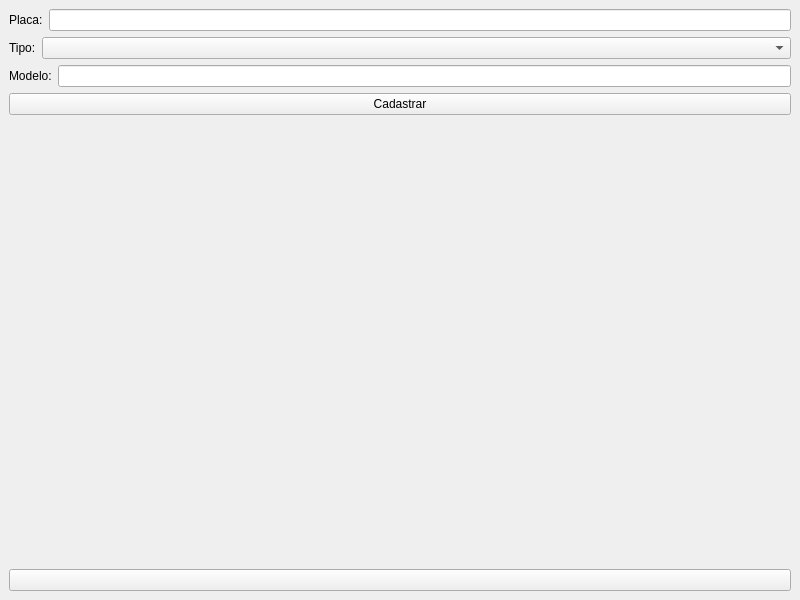
First picture: the form in Cliente/ui/cadastro_carro.ui, repository Liedsonfsa/Route-Run, before the edit.
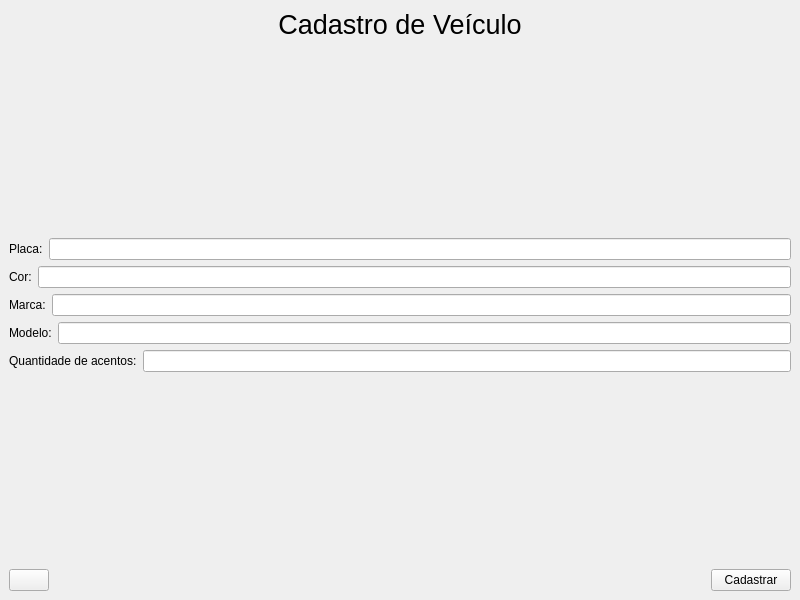
Second picture: the form after the edit. Icons and pictures are not drawn.

Commit message: prototipo da reversa de acentos

Diff of the .ui file:
```diff
--- a/Cliente/ui/cadastro_carro.ui
+++ b/Cliente/ui/cadastro_carro.ui
@@ -14,7 +14,35 @@
    <string>MainWindow</string>
   </property>
   <widget class="QWidget" name="centralwidget">
-   <layout class="QVBoxLayout" name="verticalLayout_3">
+   <layout class="QVBoxLayout" name="verticalLayout_2">
+    <item>
+     <widget class="QLabel" name="label_5">
+      <property name="font">
+       <font>
+        <pointsize>20</pointsize>
+       </font>
+      </property>
+      <property name="text">
+       <string>Cadastro de Veículo</string>
+      </property>
+      <property name="alignment">
+       <set>Qt::AlignCenter</set>
+      </property>
+     </widget>
+    </item>
+    <item>
+     <spacer name="verticalSpacer_2">
+      <property name="orientation">
+       <enum>Qt::Vertical</enum>
+      </property>
+      <property name="sizeHint" stdset="0">
+       <size>
+        <width>20</width>
+        <height>40</height>
+       </size>
+      </property>
+     </spacer>
+    </item>
     <item>
      <layout class="QVBoxLayout" name="verticalLayout">
       <item>
@@ -36,47 +64,26 @@
         <item>
          <widget class="QLabel" name="label_2">
           <property name="text">
-           <string>Tipo:</string>
+           <string>Cor:</string>
           </property>
          </widget>
         </item>
         <item>
-         <widget class="QComboBox" name="tipos_box">
-          <property name="sizePolicy">
-           <sizepolicy hsizetype="Expanding" vsizetype="Fixed">
-            <horstretch>0</horstretch>
-            <verstretch>0</verstretch>
-           </sizepolicy>
-          </property>
-          <property name="focusPolicy">
-           <enum>Qt::WheelFocus</enum>
-          </property>
-          <item>
-           <property name="text">
-            <string/>
-           </property>
-          </item>
-          <item>
-           <property name="text">
-            <string>Sedan</string>
-           </property>
+         <widget class="QLineEdit" name="cor_line"/>
+        </item>
+       </layout>
           </item>
           <item>
-           <property name="text">
-            <string>Van</string>
-           </property>
-          </item>
+       <layout class="QHBoxLayout" name="horizontalLayout_4">
           <item>
+         <widget class="QLabel" name="label_4">
            <property name="text">
-            <string>SUV</string>
-           </property>
+           <string>Marca:</string>
+          </property>
+         </widget>
           </item>
           <item>
-           <property name="text">
-            <string>Mini-Van</string>
-           </property>
-          </item>
-         </widget>
+         <widget class="QLineEdit" name="marca_line"/>
         </item>
        </layout>
       </item>
@@ -100,16 +107,18 @@
      </layout>
     </item>
     <item>
-     <layout class="QVBoxLayout" name="verticalLayout_2">
+     <layout class="QHBoxLayout" name="horizontalLayout_6">
       <item>
-       <widget class="QPushButton" name="b_cadastro">
-        <property name="cursor">
-         <cursorShape>PointingHandCursor</cursorShape>
-        </property>
+       <widget class="QLabel" name="label_6">
         <property name="text">
-         <string>Cadastrar</string>
+         <string>Quantidade de acentos:</string>
         </property>
        </widget>
+      </item>
+      <item>
+       <widget class="QLineEdit" name="line_acentos"/>
+      </item>
+     </layout>
       </item>
       <item>
        <spacer name="verticalSpacer">
@@ -125,6 +134,8 @@
        </spacer>
       </item>
       <item>
+     <layout class="QHBoxLayout" name="horizontalLayout_5">
+      <item>
        <widget class="QPushButton" name="b_voltar">
         <property name="sizePolicy">
          <sizepolicy hsizetype="Minimum" vsizetype="Minimum">
@@ -153,6 +164,29 @@
         </property>
        </widget>
       </item>
+      <item>
+       <spacer name="horizontalSpacer">
+        <property name="orientation">
+         <enum>Qt::Horizontal</enum>
+        </property>
+        <property name="sizeHint" stdset="0">
+         <size>
+          <width>40</width>
+          <height>20</height>
+         </size>
+        </property>
+       </spacer>
+      </item>
+      <item>
+       <widget class="QPushButton" name="b_cadastro">
+        <property name="cursor">
+         <cursorShape>PointingHandCursor</cursorShape>
+        </property>
+        <property name="text">
+         <string>Cadastrar</string>
+        </property>
+       </widget>
+      </item>
      </layout>
     </item>
    </layout>
```
Lines whose indentation alone changed are shown as unchanged. The commit also changes 15 other files.
